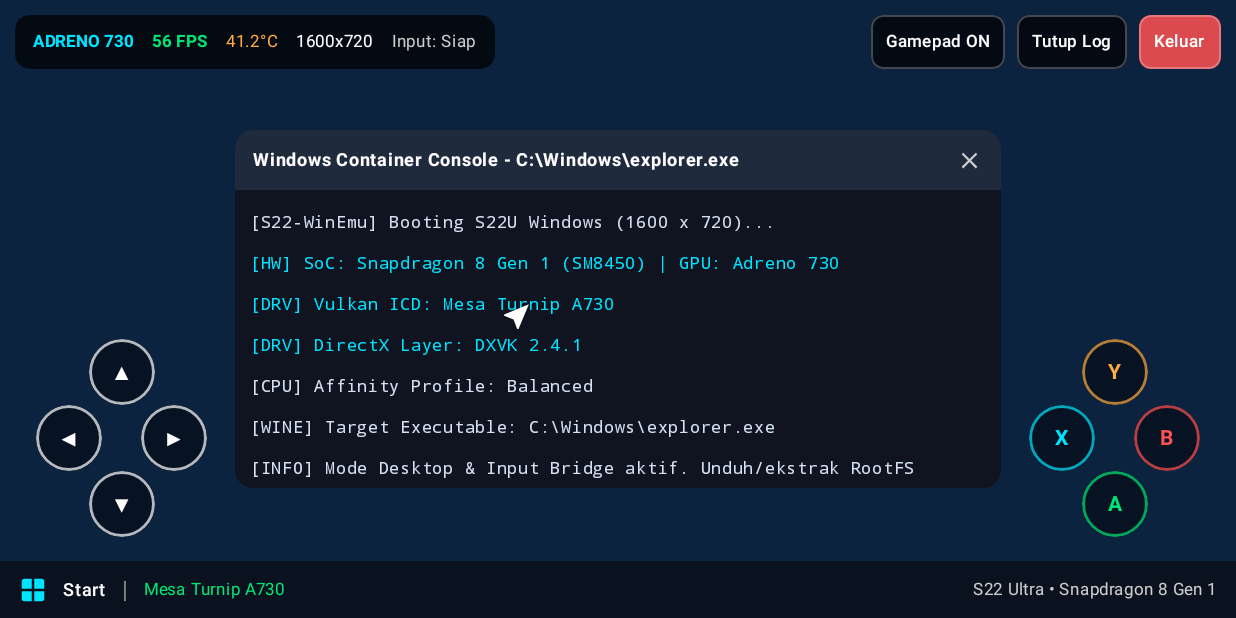
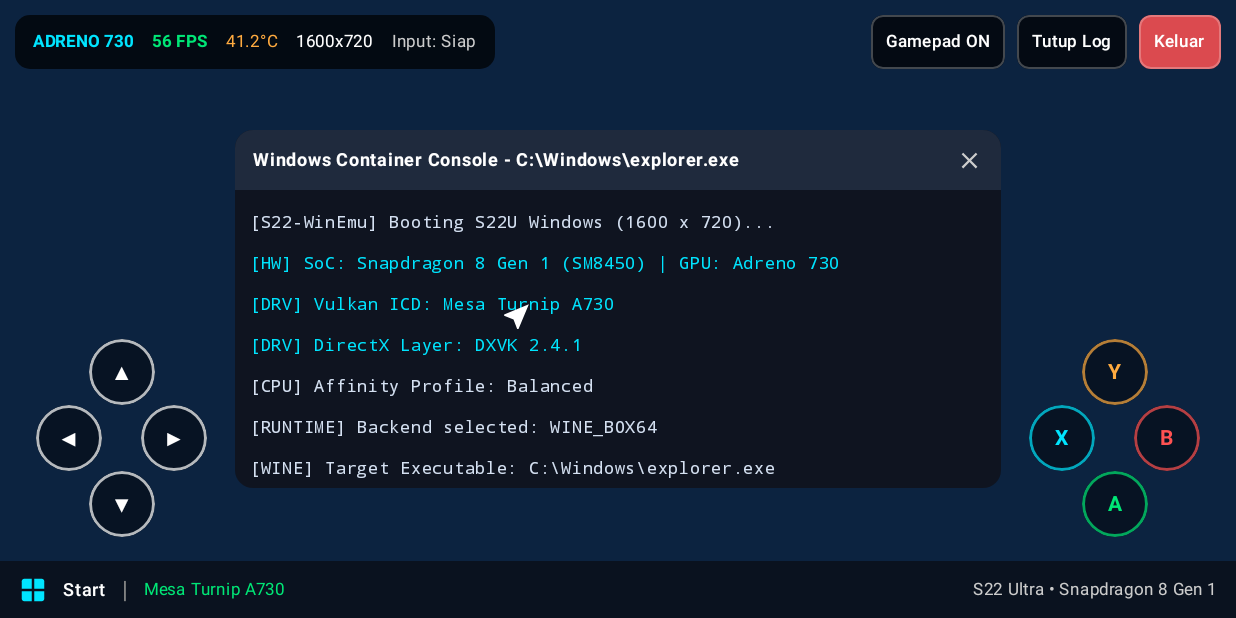
Before and after one commit to saputra141/90-fps, an Android app built with Jetpack Compose: the DisplayActivity screen opened directly, with no data from a screen before it, on a phone screen of 824 x 412 dp (held sideways). Run offline under Robolectric (Android 15) with nearby library versions, the phone set to English and light mode, and no system bars; 1 statement that could not run was skipped.

Commit message:
Show selected compatibility backend in runtime console

```diff
--- a/app/src/main/java/com/s22winemu/app/ui/DisplayActivity.kt
+++ b/app/src/main/java/com/s22winemu/app/ui/DisplayActivity.kt
@@ -55,6 +55,7 @@ class DisplayActivity : ComponentActivity() {
         val turnipName = intent.getStringExtra("turnip_name") ?: "Mesa Turnip A730"
         val dxvkName = intent.getStringExtra("dxvk_name") ?: "DXVK 2.4.1"
         val profileTitle = intent.getStringExtra("profile_title") ?: "Balanced"
+        val runtimeBackend = intent.getStringExtra("runtime_backend") ?: "WINE_BOX64"
         val cpuMask = intent.getIntExtra("cpu_mask", 0xF0)
         val envPairs = intent.getStringArrayListExtra("env_pairs") ?: arrayListOf()
 
@@ -86,6 +87,7 @@ class DisplayActivity : ComponentActivity() {
                     turnipName = turnipName,
                     dxvkName = dxvkName,
                     profileTitle = profileTitle,
+                    runtimeBackend = runtimeBackend,
                     envPairs = envPairs,
                     runtimePid = runtimePid,
                     onExit = { finish() }
@@ -104,6 +106,7 @@ private fun WindowsDesktopDisplayScreen(
     turnipName: String,
     dxvkName: String,
     profileTitle: String,
+    runtimeBackend: String,
     envPairs: List<String>,
     runtimePid: Int,
     onExit: () -> Unit
@@ -122,6 +125,8 @@ private fun WindowsDesktopDisplayScreen(
             add("[DRV] Vulkan ICD: $turnipName")
             add("[DRV] DirectX Layer: $dxvkName")
             add("[CPU] Affinity Profile: $profileTitle")
+            add("[RUNTIME] Backend selected: $runtimeBackend")
+            if (runtimeBackend == "PROTON") add("[WARN] Proton backend is experimental and requires a compatible Android Proton/Wine package.")
             add("[WINE] Target Executable: $exePath")
             if (runtimePid > 0) {
                 add("[PROC] Box64/Wine PID: $runtimePid berjalan aktif")
```
